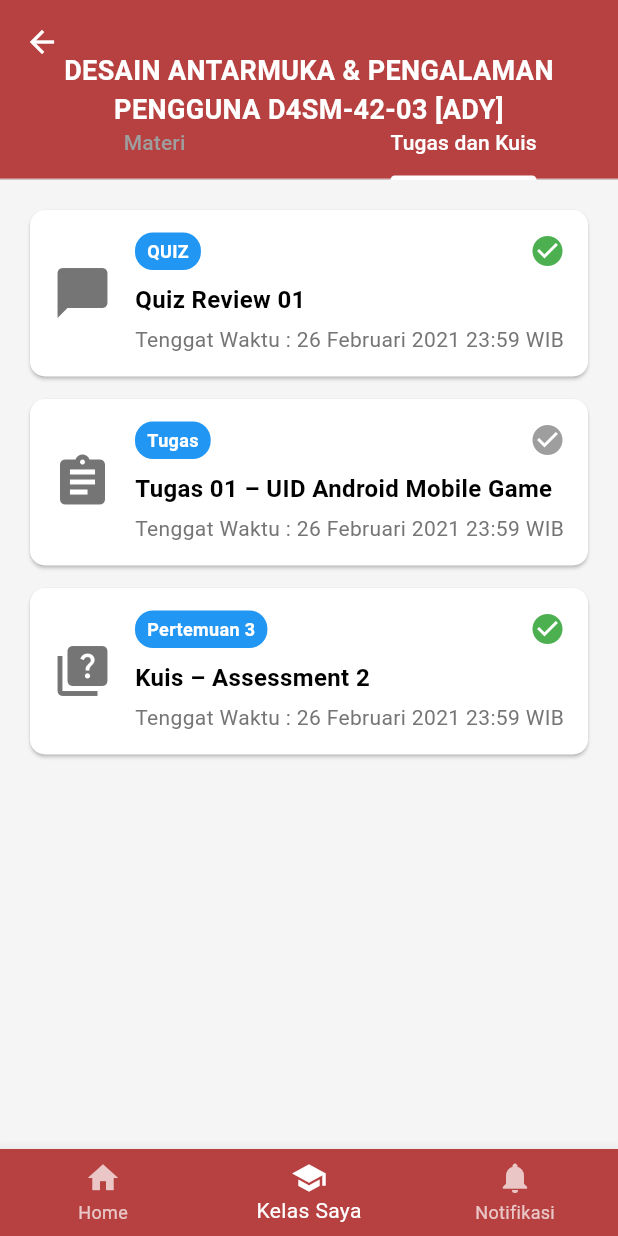
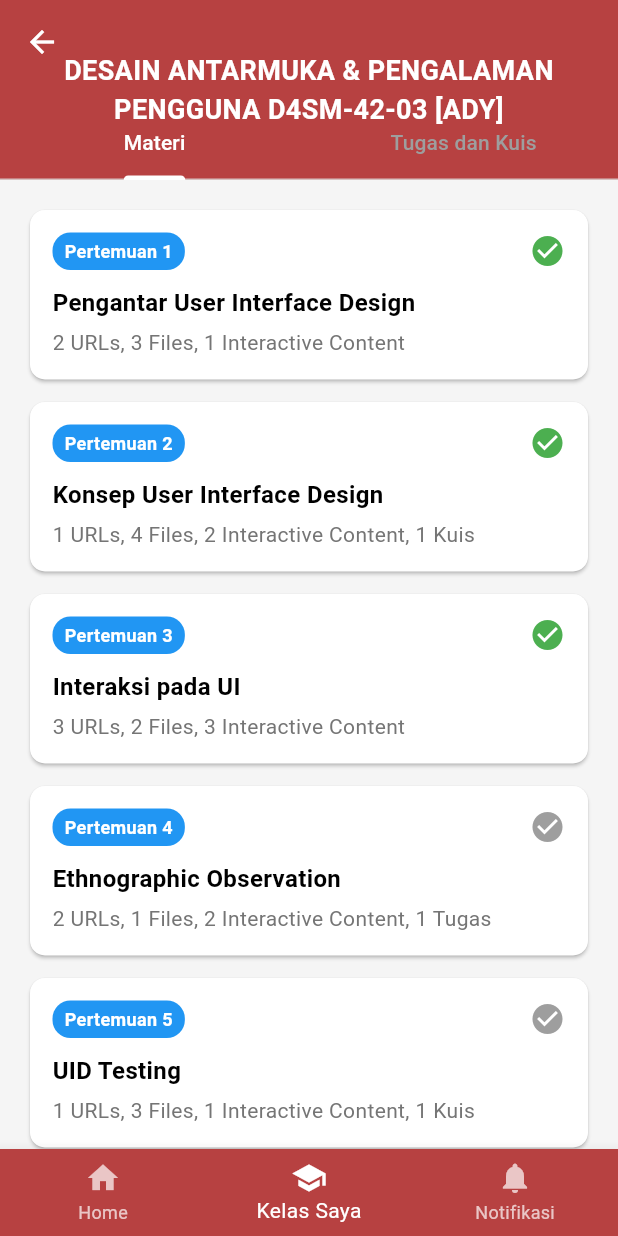
Before and after one commit to annasyaroh383-creator/LMS, a Flutter app: the DashboardClassScreen screen opened directly, on a phone screen of 412 x 824 dp. Run offline on Flutter 3.47's test engine with Material 3 defaults, Android fonts, the phone set to English and light mode, and no system bars.

Commit message:
finishing app

```diff
--- a/lib/screens/class/dashboard/dashboard_class_screen.dart
+++ b/lib/screens/class/dashboard/dashboard_class_screen.dart
@@ -84,7 +84,7 @@ class _DashboardClassScreenState extends State<DashboardClassScreen>
   @override
   void initState() {
     super.initState();
-    _tabController = TabController(length: 2, vsync: this, initialIndex: 1);
+    _tabController = TabController(length: 2, vsync: this, initialIndex: 0);
   }
 
   @override
--- a/lib/screens/class/dashboard/pertemuan1_screen.dart
+++ b/lib/screens/class/dashboard/pertemuan1_screen.dart
@@ -44,7 +44,7 @@ class _Pertemuan1ScreenState extends State<Pertemuan1Screen>
   @override
   void initState() {
     super.initState();
-    _tabController = TabController(length: 2, vsync: this, initialIndex: 1);
+    _tabController = TabController(length: 2, vsync: this, initialIndex: 0);
   }
 
   @override
--- a/lib/screens/class/dashboard/pertemuan2_screen.dart
+++ b/lib/screens/class/dashboard/pertemuan2_screen.dart
@@ -40,7 +40,7 @@ class _Pertemuan2ScreenState extends State<Pertemuan2Screen>
   @override
   void initState() {
     super.initState();
-    _tabController = TabController(length: 2, vsync: this, initialIndex: 1);
+    _tabController = TabController(length: 2, vsync: this, initialIndex: 0);
   }
 
   @override
```
Also changed, not shown: lib/screens/class/kuiz/review_jawaban_screen.dart (+7 -1 lines).
